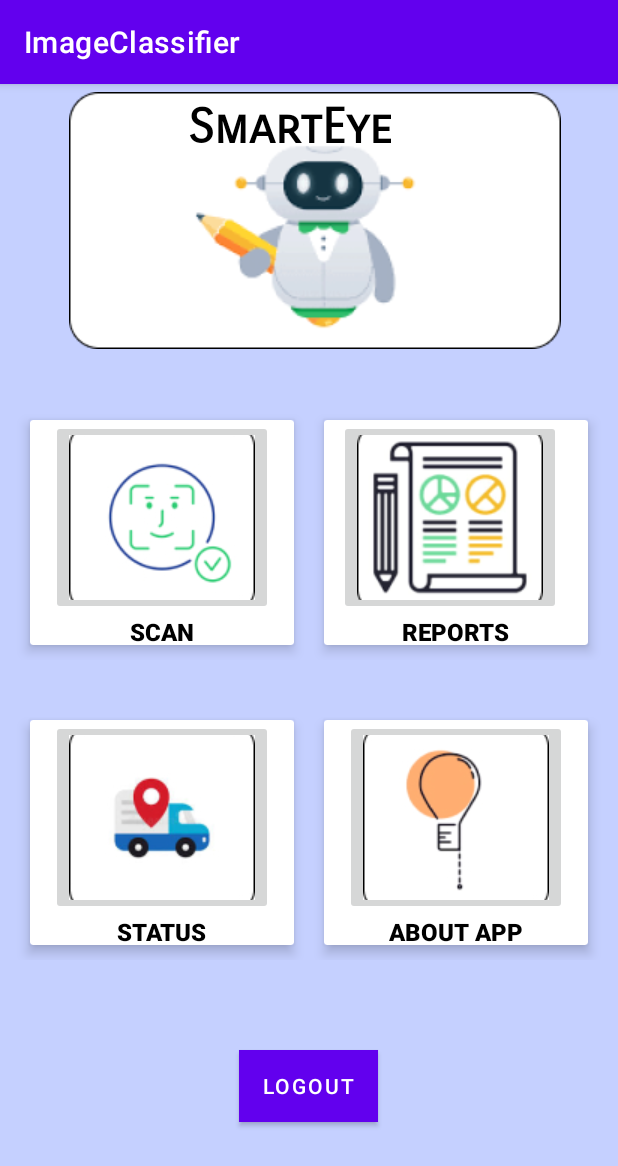
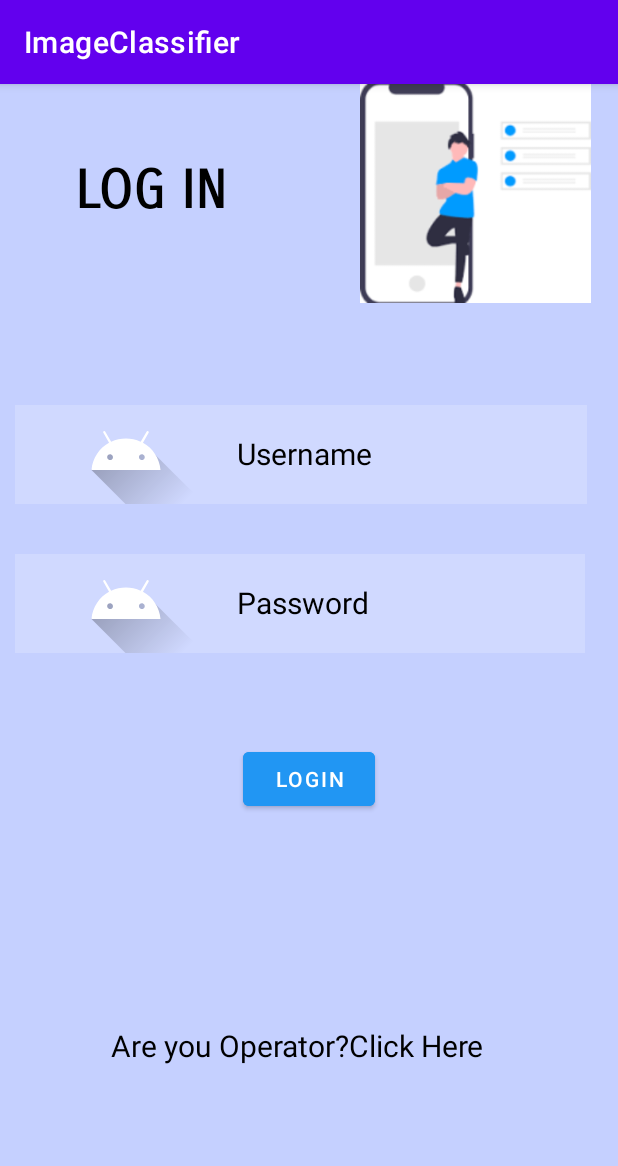
Before and after one commit to maheshgodase123/B.E-PROJECT--SmartEye, an Android app: the screen it shows after launch (MainActivity before the commit, login after it), on a phone screen of 412 x 824 dp. Shown: the top 1166 px of the screen. Run offline under Robolectric (Android 15) with nearby library versions, the phone set to English and light mode, and no system bars.

Commit message:
Login/Logout Functionality Added

```diff
--- a/app/src/main/AndroidManifest.xml
+++ b/app/src/main/AndroidManifest.xml
@@ -19,11 +19,10 @@
         <activity
             android:name=".AboutUs"
             android:exported="false"
-            android:parentActivityName=".MainActivity"/>
+            android:parentActivityName=".MainActivity" />
         <activity
             android:name=".activity_scanning"
-            android:exported="false"
-            android:parentActivityName=".MainActivity" />
+            android:exported="false" />
         <activity
             android:name=".ScanNoPlate"
             android:exported="false"
@@ -36,13 +35,29 @@
             android:parentActivityName=".activity_scanning" />
         <activity
             android:name=".MainActivity"
+            android:exported="false"
+            android:parentActivityName=".login"/>
+
+        <activity
+            android:name=".login"
             android:exported="true">
-            <intent-filter>
-                <action android:name="android.intent.action.MAIN" />
+        <intent-filter>
+            <action android:name="android.intent.action.MAIN" />
 
-                <category android:name="android.intent.category.LAUNCHER" />
-            </intent-filter>
+            <category android:name="android.intent.category.LAUNCHER" />
+        </intent-filter> />
         </activity>
+
+<!--        below was the launching activity before-->
+<!--        <activity-->
+<!--            android:name=".MainActivity"-->
+<!--            android:exported="true">-->
+<!--            <intent-filter>-->
+<!--                <action android:name="android.intent.action.MAIN" />-->
+
+<!--                <category android:name="android.intent.category.LAUNCHER" />-->
+<!--            </intent-filter>-->
+<!--        </activity>-->
     </application>
 
 </manifest>
--- a/app/src/main/java/com/example/imageclassifier/MainActivity.java
+++ b/app/src/main/java/com/example/imageclassifier/MainActivity.java
@@ -4,14 +4,25 @@ import androidx.appcompat.app.AppCompatActivity;
 import android.content.Intent;
 import android.os.Bundle;
 import android.view.View;
+import android.widget.Button;
 import android.widget.Toast;
 
 public class MainActivity extends AppCompatActivity {
 
+    Button logout;
     @Override
     protected void onCreate(Bundle savedInstanceState) {
         super.onCreate(savedInstanceState);
         setContentView(R.layout.activity_main);
+        logout = findViewById(R.id.button3);
+
+        logout.setOnClickListener(new View.OnClickListener() {
+            @Override
+            public void onClick(View view) {
+                Intent intent = new Intent(MainActivity.this,login.class);
+                startActivity(intent);
+            }
+        });
     }
 
     public void openScanningActivity(View v)
--- /dev/null
+++ b/app/src/main/java/com/example/imageclassifier/login.java
@@ -0,0 +1,47 @@
+package com.example.imageclassifier;
+
+import androidx.appcompat.app.AppCompatActivity;
+
+import android.content.Intent;
+import android.os.Bundle;
+import android.view.View;
+import android.widget.TextView;
+import android.widget.Toast;
+import com.google.android.material.button.MaterialButton;
+
+public class login extends AppCompatActivity {
+
+    @Override
+    protected void onCreate(Bundle savedInstanceState) {
+        super.onCreate(savedInstanceState);
+        setContentView(R.layout.activity_login);
+
+        TextView username =(TextView) findViewById(R.id.username);
+        TextView password =(TextView) findViewById(R.id.password);
+
+        MaterialButton loginbtn = (MaterialButton) findViewById(R.id.loginbtn);
+
+        //admin and admin
+
+        loginbtn.setOnClickListener(new View.OnClickListener() {
+            @Override
+            public void onClick(View v) {
+                if(username.getText().toString().equals("admin") && password.getText().toString().equals("admin")){
+                    //correct
+                    Toast.makeText(login.this,"LOGIN SUCCESSFUL",Toast.LENGTH_SHORT).show();
+                    Intent intent = new Intent(login.this,MainActivity.class);
+                    startActivity(intent);
+
+                }else
+                    //incorrect
+                    Toast.makeText(login.this,"LOGIN FAILED !!!",Toast.LENGTH_SHORT).show();
+            }
+        });
+    }
+
+    public void openScanningActivity(View v)
+    {
+        Intent intent = new Intent(this,activity_scanning.class);
+        startActivity(intent);
+    }
+}
--- /dev/null
+++ b/app/src/main/res/layout/activity_login.xml
@@ -0,0 +1,108 @@
+<?xml version="1.0" encoding="utf-8"?>
+<RelativeLayout xmlns:android="http://schemas.android.com/apk/res/android"
+    xmlns:app="http://schemas.android.com/apk/res-auto"
+    xmlns:tools="http://schemas.android.com/tools"
+    android:layout_width="match_parent"
+    android:layout_height="match_parent"
+    android:layout_centerInParent="true"
+    android:background="#C5D0FF"
+    tools:context=".login">
+
+    <TextView
+        android:id="@+id/signin"
+        android:layout_width="wrap_content"
+        android:layout_height="wrap_content"
+        android:layout_marginStart="50dp"
+        android:layout_marginTop="50dp"
+        android:layout_marginEnd="50dp"
+        android:layout_marginBottom="50dp"
+        android:fontFamily="sans-serif-smallcaps"
+        android:gravity="center"
+        android:text="LOG IN"
+        android:textColor="@color/black"
+        android:textSize="35dp"
+        android:textStyle="bold" />
+
+    <EditText
+        android:id="@+id/username"
+        android:layout_width="381dp"
+        android:layout_height="66dp"
+        android:layout_below="@id/signin"
+        android:layout_marginStart="10dp"
+        android:layout_marginTop="71dp"
+        android:layout_marginEnd="10dp"
+        android:layout_marginBottom="10dp"
+        android:background="#30ffffff"
+        android:drawableLeft="@drawable/ic_launcher_foreground"
+        android:drawablePadding="20dp"
+        android:ellipsize="start"
+        android:hint="Username"
+        android:padding="20dp"
+        android:textColor="@color/black"
+        android:textColorHint="@color/black"
+        android:textSize="20sp" />
+
+    <EditText
+        android:id="@+id/password"
+        android:layout_width="380dp"
+        android:layout_height="66dp"
+        android:layout_below="@id/username"
+        android:layout_marginStart="10dp"
+        android:layout_marginTop="23dp"
+        android:layout_marginEnd="10dp"
+        android:layout_marginBottom="10dp"
+        android:background="#30ffffff"
+        android:drawableLeft="@drawable/ic_launcher_foreground"
+        android:drawablePadding="20dp"
+        android:ellipsize="start"
+        android:hint="Password"
+        android:inputType="textPassword"
+        android:padding="20dp"
+        android:textColor="@color/black"
+        android:textColorHint="@color/black"
+        android:textSize="20sp" />
+
+    <com.google.android.material.button.MaterialButton
+        android:id="@+id/loginbtn"
+        android:layout_width="wrap_content"
+        android:layout_height="wrap_content"
+        android:layout_below="@id/password"
+        android:layout_centerHorizontal="true"
+        android:layout_marginTop="50dp"
+        android:backgroundTint="#2196F3"
+        android:text="LOGIN"
+        android:textColor="@color/white" />
+
+
+    <TextView
+        android:id="@+id/others"
+        android:layout_width="264dp"
+        android:layout_height="64dp"
+        android:layout_below="@id/loginbtn"
+        android:layout_centerHorizontal="true"
+        android:layout_marginTop="140dp"
+        android:onClick="openScanningActivity"
+        android:text="Are you Operator?Click Here"
+        android:textColor="@color/black"
+        android:textSize="20sp" />
+
+<!--    <LinearLayout-->
+<!--        android:id="@+id/socialicons"-->
+<!--        android:layout_width="match_parent"-->
+<!--        android:layout_height="wrap_content"-->
+<!--        android:layout_alignParentBottom="true"-->
+<!--        android:layout_marginBottom="48dp"-->
+<!--        android:gravity="center" />-->
+
+    <ImageView
+        android:id="@+id/imageView"
+        android:layout_width="178dp"
+        android:layout_height="146dp"
+        android:layout_alignParentLeft="false"
+        android:layout_alignParentRight="true"
+        android:layout_centerHorizontal="true"
+        android:layout_marginRight="6dp"
+        app:srcCompat="@drawable/loginphoto" />
+
+
+</RelativeLayout>
--- a/app/src/main/res/layout/activity_main.xml
+++ b/app/src/main/res/layout/activity_main.xml
@@ -226,12 +226,7 @@
         android:layout_below="@+id/linearLayout2"
         android:layout_centerHorizontal="true"
         android:layout_marginTop="50dp"
-        android:background="@color/white"
-        android:backgroundTint="@color/white"
-        android:foregroundGravity="center"
-        android:gravity="center"
-        android:text="Logout"
-        android:textColor="@color/white" />
+        android:text="Logout" />
 
 
 </RelativeLayout>
```
Also changed, not shown: app/src/main/res/drawable-v24/loginphoto.png (added), 16 other files.
